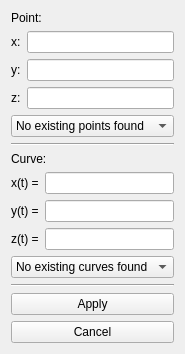
This is package/ui/Widgets/ui/CreateConicalWidget.ui in DenDen039/surface-view as Qt 5 draws it before an edit. The edited form follows.
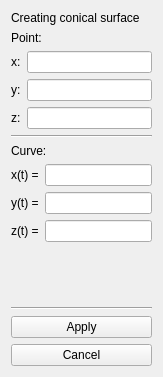
This is the edited form.

Commit message: Added type of object label on object creation

```diff
--- a/package/ui/Widgets/ui/CreateConicalWidget.ui
+++ b/package/ui/Widgets/ui/CreateConicalWidget.ui
@@ -7,13 +7,20 @@
     <x>0</x>
     <y>0</y>
     <width>163</width>
-    <height>352</height>
+    <height>377</height>
    </rect>
   </property>
   <property name="windowTitle">
    <string>Form</string>
   </property>
-  <layout class="QVBoxLayout" name="verticalLayout">
+  <layout class="QVBoxLayout" name="verticalLayout" stretch="0,0,0,0,0,0,0,0,0,0">
+   <item>
+    <widget class="QLabel" name="label_4">
+     <property name="text">
+      <string>Creating conical surface</string>
+     </property>
+    </widget>
+   </item>
    <item>
     <widget class="QLabel" name="label_7">
      <property name="text">
@@ -67,15 +74,6 @@
      </item>
     </layout>
    </item>
-   <item>
-    <widget class="QComboBox" name="selectLineBox">
-     <item>
-      <property name="text">
-       <string>No existing points found</string>
-      </property>
-     </item>
-    </widget>
-   </item>
    <item>
     <widget class="Line" name="line">
      <property name="orientation">
@@ -141,13 +139,17 @@
     </layout>
    </item>
    <item>
-    <widget class="QComboBox" name="selectCurveBox">
-     <item>
-      <property name="text">
-       <string>No existing curves found</string>
-      </property>
-     </item>
-    </widget>
+    <spacer name="verticalSpacer">
+     <property name="orientation">
+      <enum>Qt::Vertical</enum>
+     </property>
+     <property name="sizeHint" stdset="0">
+      <size>
+       <width>20</width>
+       <height>40</height>
+      </size>
+     </property>
+    </spacer>
    </item>
    <item>
     <widget class="Line" name="line_2">
```
The commit also changes 19 other files.
